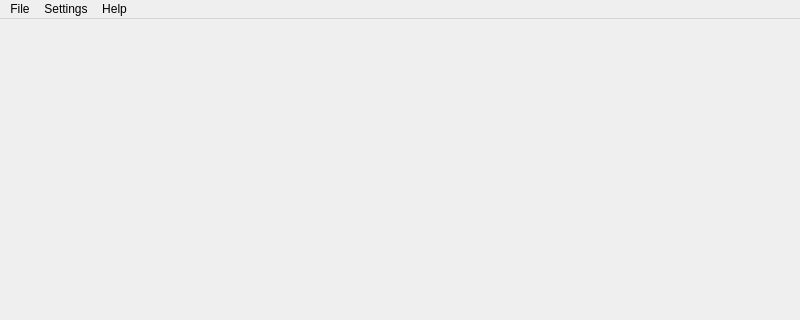
Qt form gui/ui/app.ui (panderan/text-detection) before a commit; both pictures show x 0 to 800 and y 0 to 320 of the 800 by 600 pixel window.
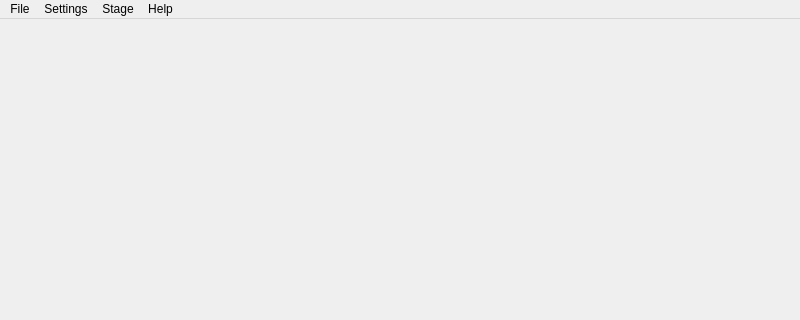
The same form after that commit.

```diff
--- a/gui/ui/app.ui
+++ b/gui/ui/app.ui
@@ -77,7 +77,7 @@
      <x>0</x>
      <y>0</y>
      <width>800</width>
-     <height>22</height>
+     <height>26</height>
     </rect>
    </property>
    <widget class="QMenu" name="menu_file">
@@ -103,8 +103,18 @@
     </property>
     <addaction name="action_about"/>
    </widget>
+   <widget class="QMenu" name="menuStage">
+    <property name="title">
+     <string>Stage</string>
+    </property>
+    <addaction name="action_preprocessing"/>
+    <addaction name="action_extract_connect_domain"/>
+    <addaction name="action_merging_text_line"/>
+    <addaction name="action_identify_with_feature"/>
+   </widget>
    <addaction name="menu_file"/>
    <addaction name="menu_settings"/>
+   <addaction name="menuStage"/>
    <addaction name="menu_help"/>
   </widget>
   <action name="action_open">
```
Left out of the diff: 38 changed lines with no effect on the pictures.
